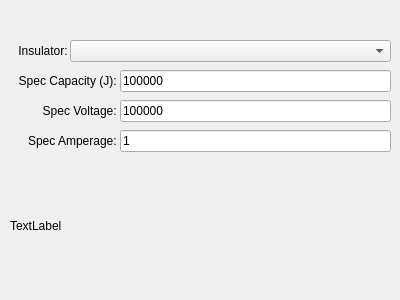
Qt form python/capacitordesigner.ui (QuakeIV/pax-interitus) before a commit.
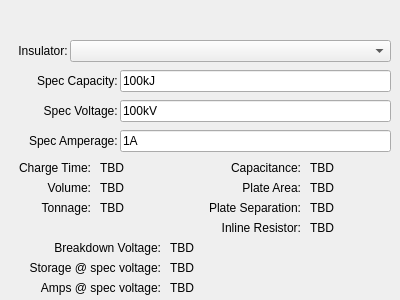
The same form after that commit.

Commit message: wrappergen now supports functions, and setting attributes.  capacitor designer re-implemented in python.  units.py updated with a lot of new units. celestial info window updated to use units in the intended consistent reference frame

What changed in the file:
```diff
--- a/python/capacitordesigner.ui
+++ b/python/capacitordesigner.ui
@@ -1,7 +1,7 @@
 <?xml version="1.0" encoding="UTF-8"?>
 <ui version="4.0">
  <class>CapacitorDesigner</class>
- <widget class="QDialog" name="CapacitorDesigner">
+ <widget class="QMainWindow" name="CapacitorDesigner">
   <property name="geometry">
    <rect>
     <x>0</x>
@@ -31,6 +31,7 @@
   <property name="windowTitle">
    <string>Capacitor Designer</string>
   </property>
+  <widget class="QWidget" name="centralwidget">
   <widget class="QComboBox" name="insulator">
    <property name="geometry">
     <rect>
@@ -62,12 +63,12 @@
     <rect>
      <x>10</x>
      <y>70</y>
-     <width>110</width>
+      <width>111</width>
      <height>21</height>
     </rect>
    </property>
    <property name="text">
-    <string>Spec Capacity (J): </string>
+     <string>Spec Capacity: </string>
    </property>
    <property name="alignment">
     <set>Qt::AlignRight|Qt::AlignTrailing|Qt::AlignVCenter</set>
@@ -86,20 +87,7 @@
     <set>Qt::ImhNone</set>
    </property>
    <property name="text">
-    <string>100000</string>
-   </property>
-  </widget>
-  <widget class="QLabel" name="details">
-   <property name="geometry">
-    <rect>
-     <x>10</x>
-     <y>160</y>
-     <width>381</width>
-     <height>131</height>
-    </rect>
-   </property>
-   <property name="text">
-    <string>TextLabel</string>
+     <string>100kJ</string>
    </property>
   </widget>
   <widget class="QLabel" name="label_5">
@@ -107,7 +95,7 @@
     <rect>
      <x>10</x>
      <y>100</y>
-     <width>110</width>
+      <width>111</width>
      <height>21</height>
     </rect>
    </property>
@@ -134,7 +122,7 @@
     <set>Qt::ImhNone</set>
    </property>
    <property name="text">
-    <string>100000</string>
+     <string>100kV</string>
    </property>
   </widget>
   <widget class="QLineEdit" name="amperage_edit">
@@ -150,7 +138,7 @@
     <set>Qt::ImhNone</set>
    </property>
    <property name="text">
-    <string>1</string>
+     <string>1A</string>
    </property>
   </widget>
   <widget class="QLabel" name="label_6">
@@ -158,7 +146,7 @@
     <rect>
      <x>10</x>
      <y>130</y>
-     <width>110</width>
+      <width>111</width>
      <height>21</height>
     </rect>
    </property>
@@ -171,6 +159,357 @@
    <property name="alignment">
     <set>Qt::AlignRight|Qt::AlignTrailing|Qt::AlignVCenter</set>
    </property>
+   </widget>
+   <widget class="QLabel" name="label_2">
+    <property name="geometry">
+     <rect>
+      <x>190</x>
+      <y>160</y>
+      <width>111</width>
+      <height>16</height>
+     </rect>
+    </property>
+    <property name="text">
+     <string>Capacitance:</string>
+    </property>
+    <property name="alignment">
+     <set>Qt::AlignRight|Qt::AlignTrailing|Qt::AlignVCenter</set>
+    </property>
+   </widget>
+   <widget class="QLabel" name="label_4">
+    <property name="geometry">
+     <rect>
+      <x>10</x>
+      <y>260</y>
+      <width>151</width>
+      <height>16</height>
+     </rect>
+    </property>
+    <property name="text">
+     <string>Storage @ spec voltage:</string>
+    </property>
+    <property name="alignment">
+     <set>Qt::AlignRight|Qt::AlignTrailing|Qt::AlignVCenter</set>
+    </property>
+   </widget>
+   <widget class="QLabel" name="label_7">
+    <property name="geometry">
+     <rect>
+      <x>10</x>
+      <y>160</y>
+      <width>81</width>
+      <height>16</height>
+     </rect>
+    </property>
+    <property name="text">
+     <string>Charge Time:</string>
+    </property>
+    <property name="alignment">
+     <set>Qt::AlignRight|Qt::AlignTrailing|Qt::AlignVCenter</set>
+    </property>
+   </widget>
+   <widget class="QLabel" name="label_8">
+    <property name="geometry">
+     <rect>
+      <x>190</x>
+      <y>200</y>
+      <width>111</width>
+      <height>16</height>
+     </rect>
+    </property>
+    <property name="text">
+     <string>Plate Separation:</string>
+    </property>
+    <property name="alignment">
+     <set>Qt::AlignRight|Qt::AlignTrailing|Qt::AlignVCenter</set>
+    </property>
+   </widget>
+   <widget class="QLabel" name="label_9">
+    <property name="geometry">
+     <rect>
+      <x>190</x>
+      <y>220</y>
+      <width>111</width>
+      <height>16</height>
+     </rect>
+    </property>
+    <property name="text">
+     <string>Inline Resistor:</string>
+    </property>
+    <property name="alignment">
+     <set>Qt::AlignRight|Qt::AlignTrailing|Qt::AlignVCenter</set>
+    </property>
+   </widget>
+   <widget class="QLabel" name="label_10">
+    <property name="geometry">
+     <rect>
+      <x>190</x>
+      <y>180</y>
+      <width>111</width>
+      <height>16</height>
+     </rect>
+    </property>
+    <property name="text">
+     <string>Plate Area:</string>
+    </property>
+    <property name="alignment">
+     <set>Qt::AlignRight|Qt::AlignTrailing|Qt::AlignVCenter</set>
+    </property>
+   </widget>
+   <widget class="QLabel" name="label_11">
+    <property name="geometry">
+     <rect>
+      <x>30</x>
+      <y>180</y>
+      <width>61</width>
+      <height>16</height>
+     </rect>
+    </property>
+    <property name="text">
+     <string>Volume:</string>
+    </property>
+    <property name="alignment">
+     <set>Qt::AlignRight|Qt::AlignTrailing|Qt::AlignVCenter</set>
+    </property>
+   </widget>
+   <widget class="QLabel" name="label_12">
+    <property name="geometry">
+     <rect>
+      <x>10</x>
+      <y>280</y>
+      <width>151</width>
+      <height>16</height>
+     </rect>
+    </property>
+    <property name="text">
+     <string>Amps @ spec voltage:</string>
+    </property>
+    <property name="alignment">
+     <set>Qt::AlignRight|Qt::AlignTrailing|Qt::AlignVCenter</set>
+    </property>
+   </widget>
+   <widget class="QLabel" name="label_13">
+    <property name="geometry">
+     <rect>
+      <x>10</x>
+      <y>240</y>
+      <width>151</width>
+      <height>16</height>
+     </rect>
+    </property>
+    <property name="text">
+     <string>Breakdown Voltage:</string>
+    </property>
+    <property name="alignment">
+     <set>Qt::AlignRight|Qt::AlignTrailing|Qt::AlignVCenter</set>
+    </property>
+   </widget>
+   <widget class="QLabel" name="label_14">
+    <property name="geometry">
+     <rect>
+      <x>30</x>
+      <y>200</y>
+      <width>61</width>
+      <height>16</height>
+     </rect>
+    </property>
+    <property name="text">
+     <string>Tonnage:</string>
+    </property>
+    <property name="alignment">
+     <set>Qt::AlignRight|Qt::AlignTrailing|Qt::AlignVCenter</set>
+    </property>
+   </widget>
+   <widget class="QLabel" name="volume_label">
+    <property name="geometry">
+     <rect>
+      <x>100</x>
+      <y>180</y>
+      <width>91</width>
+      <height>16</height>
+     </rect>
+    </property>
+    <property name="text">
+     <string>TBD</string>
+    </property>
+    <property name="alignment">
+     <set>Qt::AlignLeading|Qt::AlignLeft|Qt::AlignVCenter</set>
+    </property>
+    <property name="textInteractionFlags">
+     <set>Qt::LinksAccessibleByMouse|Qt::TextSelectableByKeyboard|Qt::TextSelectableByMouse</set>
+    </property>
+   </widget>
+   <widget class="QLabel" name="tonnage_label">
+    <property name="geometry">
+     <rect>
+      <x>100</x>
+      <y>200</y>
+      <width>91</width>
+      <height>16</height>
+     </rect>
+    </property>
+    <property name="text">
+     <string>TBD</string>
+    </property>
+    <property name="alignment">
+     <set>Qt::AlignLeading|Qt::AlignLeft|Qt::AlignVCenter</set>
+    </property>
+    <property name="textInteractionFlags">
+     <set>Qt::LinksAccessibleByMouse|Qt::TextSelectableByKeyboard|Qt::TextSelectableByMouse</set>
+    </property>
+   </widget>
+   <widget class="QLabel" name="chargetime_label">
+    <property name="geometry">
+     <rect>
+      <x>100</x>
+      <y>160</y>
+      <width>91</width>
+      <height>16</height>
+     </rect>
+    </property>
+    <property name="text">
+     <string>TBD</string>
+    </property>
+    <property name="alignment">
+     <set>Qt::AlignLeading|Qt::AlignLeft|Qt::AlignVCenter</set>
+    </property>
+    <property name="textInteractionFlags">
+     <set>Qt::LinksAccessibleByMouse|Qt::TextSelectableByKeyboard|Qt::TextSelectableByMouse</set>
+    </property>
+   </widget>
+   <widget class="QLabel" name="capacitance_label">
+    <property name="geometry">
+     <rect>
+      <x>310</x>
+      <y>160</y>
+      <width>81</width>
+      <height>16</height>
+     </rect>
+    </property>
+    <property name="text">
+     <string>TBD</string>
+    </property>
+    <property name="alignment">
+     <set>Qt::AlignLeading|Qt::AlignLeft|Qt::AlignVCenter</set>
+    </property>
+    <property name="textInteractionFlags">
+     <set>Qt::LinksAccessibleByMouse|Qt::TextSelectableByKeyboard|Qt::TextSelectableByMouse</set>
+    </property>
+   </widget>
+   <widget class="QLabel" name="area_label">
+    <property name="geometry">
+     <rect>
+      <x>310</x>
+      <y>180</y>
+      <width>81</width>
+      <height>16</height>
+     </rect>
+    </property>
+    <property name="text">
+     <string>TBD</string>
+    </property>
+    <property name="alignment">
+     <set>Qt::AlignLeading|Qt::AlignLeft|Qt::AlignVCenter</set>
+    </property>
+    <property name="textInteractionFlags">
+     <set>Qt::LinksAccessibleByMouse|Qt::TextSelectableByKeyboard|Qt::TextSelectableByMouse</set>
+    </property>
+   </widget>
+   <widget class="QLabel" name="separation_label">
+    <property name="geometry">
+     <rect>
+      <x>310</x>
+      <y>200</y>
+      <width>81</width>
+      <height>16</height>
+     </rect>
+    </property>
+    <property name="text">
+     <string>TBD</string>
+    </property>
+    <property name="alignment">
+     <set>Qt::AlignLeading|Qt::AlignLeft|Qt::AlignVCenter</set>
+    </property>
+    <property name="textInteractionFlags">
+     <set>Qt::LinksAccessibleByMouse|Qt::TextSelectableByKeyboard|Qt::TextSelectableByMouse</set>
+    </property>
+   </widget>
+   <widget class="QLabel" name="resistance_label">
+    <property name="geometry">
+     <rect>
+      <x>310</x>
+      <y>220</y>
+      <width>81</width>
+      <height>16</height>
+     </rect>
+    </property>
+    <property name="text">
+     <string>TBD</string>
+    </property>
+    <property name="alignment">
+     <set>Qt::AlignLeading|Qt::AlignLeft|Qt::AlignVCenter</set>
+    </property>
+    <property name="textInteractionFlags">
+     <set>Qt::LinksAccessibleByMouse|Qt::TextSelectableByKeyboard|Qt::TextSelectableByMouse</set>
+    </property>
+   </widget>
+   <widget class="QLabel" name="voltage_label">
+    <property name="geometry">
+     <rect>
+      <x>170</x>
+      <y>240</y>
+      <width>101</width>
+      <height>16</height>
+     </rect>
+    </property>
+    <property name="text">
+     <string>TBD</string>
+    </property>
+    <property name="alignment">
+     <set>Qt::AlignLeading|Qt::AlignLeft|Qt::AlignVCenter</set>
+    </property>
+    <property name="textInteractionFlags">
+     <set>Qt::LinksAccessibleByMouse|Qt::TextSelectableByKeyboard|Qt::TextSelectableByMouse</set>
+    </property>
+   </widget>
+   <widget class="QLabel" name="capacity_label">
+    <property name="geometry">
+     <rect>
+      <x>170</x>
+      <y>260</y>
+      <width>101</width>
+      <height>16</height>
+     </rect>
+    </property>
+    <property name="text">
+     <string>TBD</string>
+    </property>
+    <property name="alignment">
+     <set>Qt::AlignLeading|Qt::AlignLeft|Qt::AlignVCenter</set>
+    </property>
+    <property name="textInteractionFlags">
+     <set>Qt::LinksAccessibleByMouse|Qt::TextSelectableByKeyboard|Qt::TextSelectableByMouse</set>
+    </property>
+   </widget>
+   <widget class="QLabel" name="amperage_label">
+    <property name="geometry">
+     <rect>
+      <x>170</x>
+      <y>280</y>
+      <width>101</width>
+      <height>16</height>
+     </rect>
+    </property>
+    <property name="text">
+     <string>TBD</string>
+    </property>
+    <property name="alignment">
+     <set>Qt::AlignLeading|Qt::AlignLeft|Qt::AlignVCenter</set>
+    </property>
+    <property name="textInteractionFlags">
+     <set>Qt::LinksAccessibleByMouse|Qt::TextSelectableByKeyboard|Qt::TextSelectableByMouse</set>
+    </property>
+   </widget>
   </widget>
  </widget>
  <resources/>
```
Lines whose indentation alone changed are shown as unchanged. The commit also changes 15 other files.
